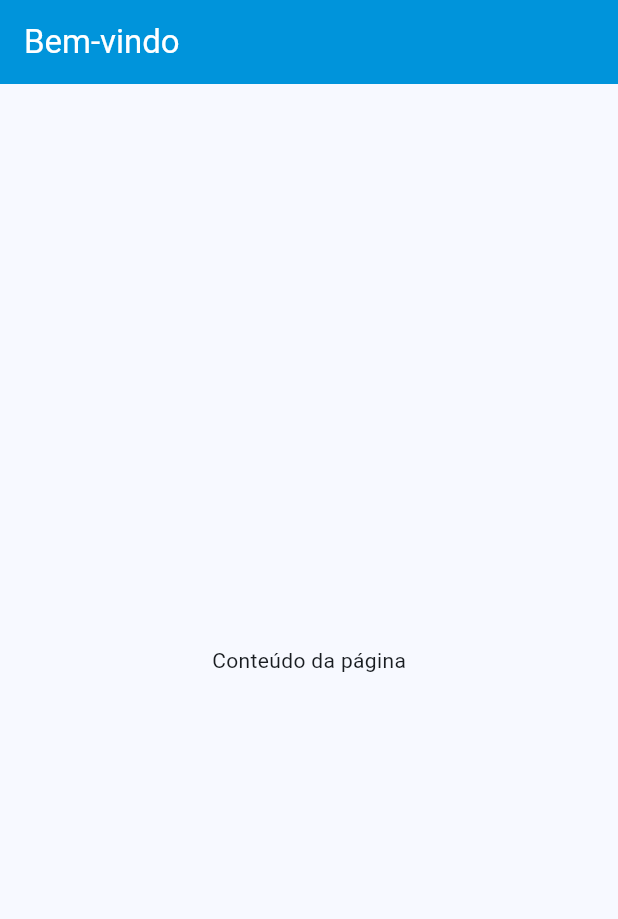
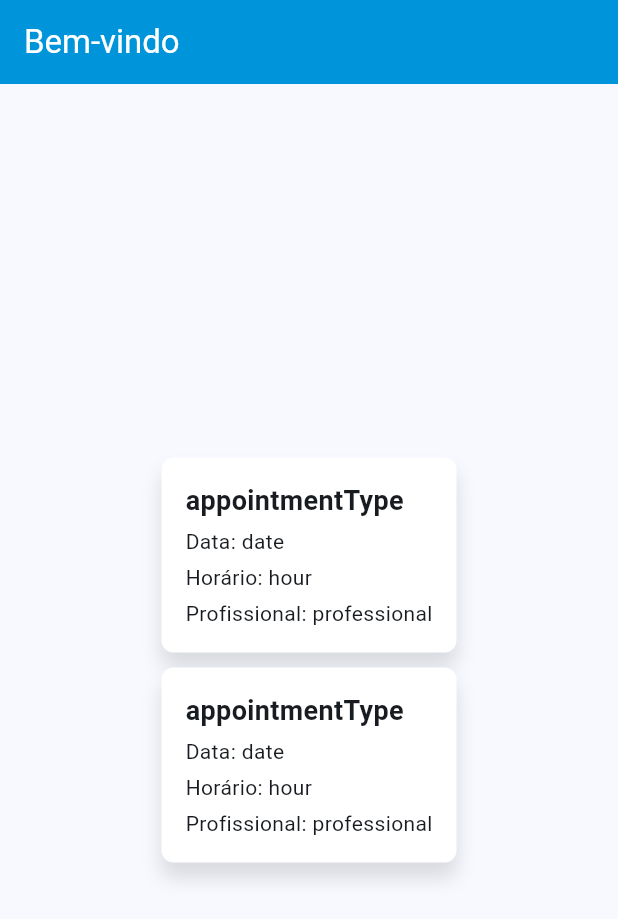
Before and after one commit to FelipeSouza14/SIG-UBS, a Flutter app: the HomePage screen opened directly, on a phone screen of 412 x 824 dp. Shown: the top 919 px of the screen. Run offline on Flutter 3.47's test engine with Material 3 defaults, Android fonts, the phone set to English and light mode, and no system bars; our stand-ins replace flutter_hooks, jwt_decoder, shared_preferences; accounts and stored records are empty.

Commit message:
chamando o cardAppointment

```diff
--- a/front_end/sig_ubs/lib/pages/homePage.dart
+++ b/front_end/sig_ubs/lib/pages/homePage.dart
@@ -1,5 +1,6 @@
 import 'package:flutter/material.dart';
 import 'package:flutter_hooks/flutter_hooks.dart';
+import 'package:sig_ubs/components/cardAppointment.dart';
 import '../context/authProvider.dart';
 import 'package:provider/provider.dart';
 
@@ -25,7 +26,7 @@ class HomePage extends HookWidget {
                 padding: const EdgeInsets.all(
                     18.0), // Adiciona padding de 8 pixels em todas as direções
                 child: Text(
-                  'Olá! ${authProvider.user['username']}',
+                  'Olá, ${authProvider.user['username']}!',
                   style: const TextStyle(
                     color: Colors.white,
                     fontSize: 16,
@@ -39,9 +40,12 @@ class HomePage extends HookWidget {
           child: Column(
             mainAxisAlignment: MainAxisAlignment.center,
             children: <Widget>[
-              Text(
-                'Conteúdo da página',
-              ),
+              CardAppointment(appointmentType: "appointmentType", date: "date", hour: "hour", professional: "professional"),
+              SizedBox(height: 10.0),
+              CardAppointment(appointmentType: "appointmentType", date: "date", hour: "hour", professional: "professional"),
+              // Text(
+              //   'Conteúdo da página',
+              // ),
             ],
           ),
         ));
```
